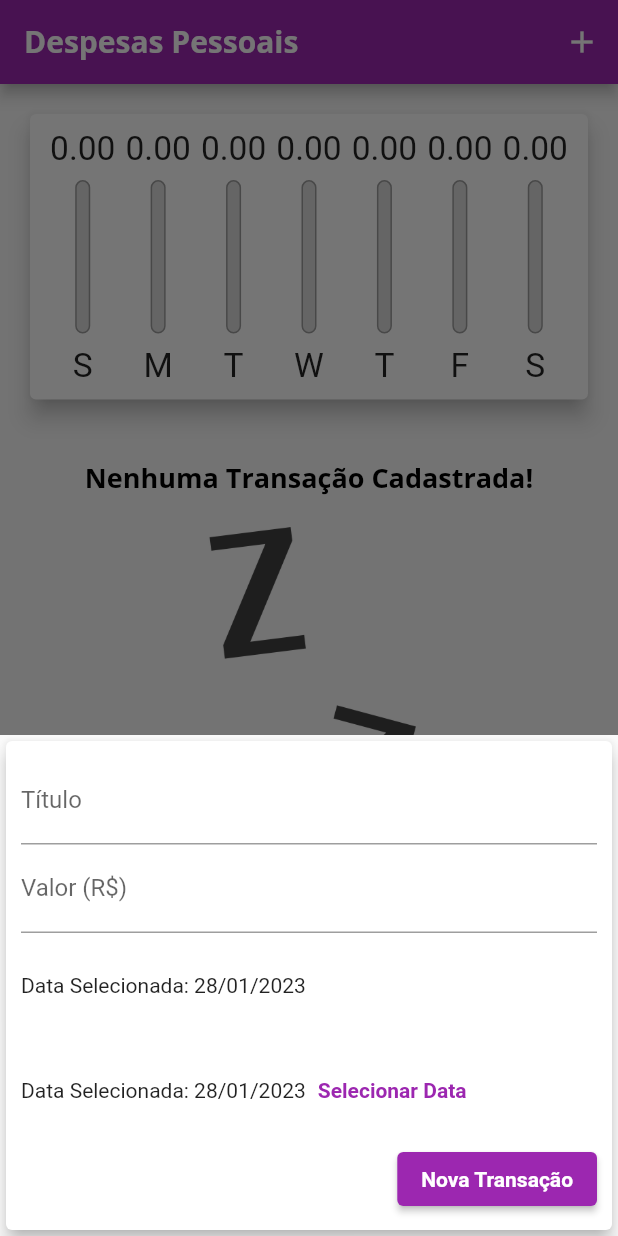
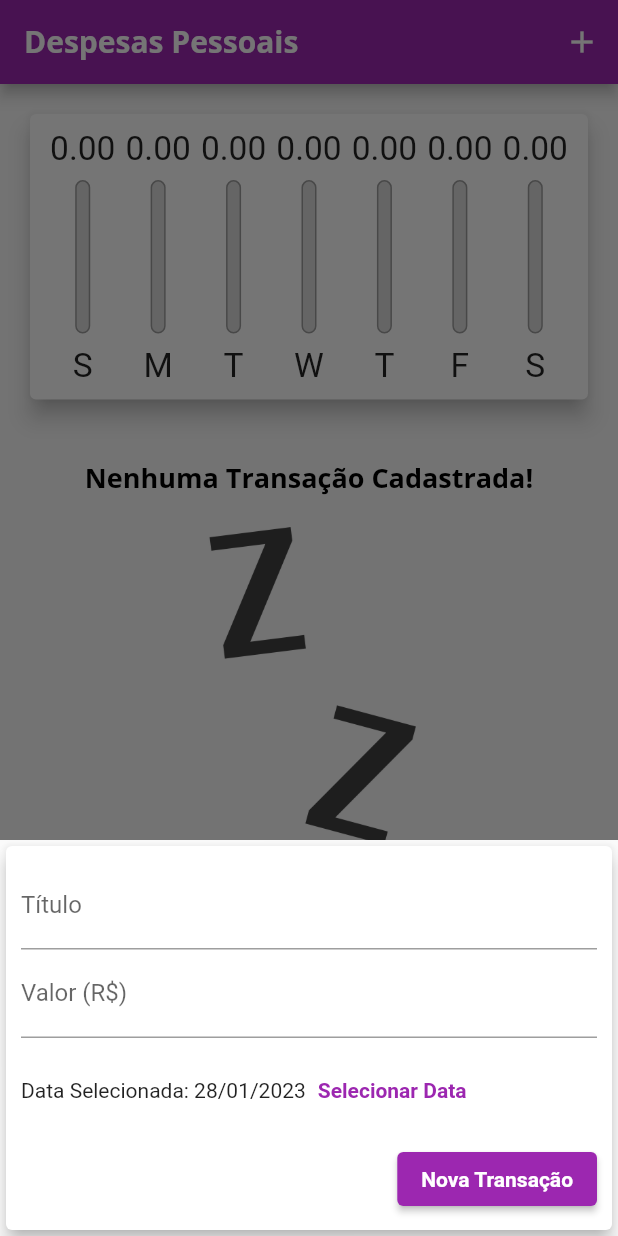
Before and after one commit to 2Wesley2/ExpensesApp, a Flutter app: the screen it shows after launch, after a tap on the "add" icon, on a phone screen of 412 x 824 dp. Run offline on Flutter 3.47's test engine with Material 2 defaults, Android fonts, the phone set to English and light mode, and no system bars.

```diff
--- a/lib/components/adaptative/adaptative_button.dart
+++ b/lib/components/adaptative/adaptative_button.dart
@@ -1,5 +1,5 @@
+import 'dart:io';
 import 'package:flutter/cupertino.dart';
-import 'dart:io';
 import 'package:flutter/material.dart';
 
 class AdaptativeButton extends StatelessWidget {
--- a/lib/components/chart.dart
+++ b/lib/components/chart.dart
@@ -54,7 +54,9 @@ class Chart extends StatelessWidget {
               child: ChartBar(
                 label: tr['day'] as String,
                 value: tr['value'] as double,
-                percentage: (tr['value'] as double) / _weekTotalValue,
+                percentage: _weekTotalValue == 0
+                    ? 0
+                    : (tr['value'] as double) / _weekTotalValue,
               ),
             );
           }).toList(),
--- a/lib/components/chart_bar.dart
+++ b/lib/components/chart_bar.dart
@@ -1,14 +1,14 @@
 import 'package:flutter/material.dart';
 
 class ChartBar extends StatelessWidget {
-  final String label;
-  final double value;
-  final double percentage;
+  final String? label;
+  final double? value;
+  final double? percentage;
 
   const ChartBar({
-    required this.label,
-    required this.value,
-    required this.percentage,
+    this.label,
+    this.value,
+    this.percentage,
     Key? key,
   }) : super(key: key);
 
@@ -21,12 +21,10 @@ class ChartBar extends StatelessWidget {
             SizedBox(
               height: constraints.maxHeight * 0.15,
               child: FittedBox(
-                child: Text(value.toStringAsFixed(2)),
+                child: Text(value!.toStringAsFixed(2)),
               ),
             ),
-            SizedBox(
-              height: constraints.maxHeight * 0.05,
-            ),
+            SizedBox(height: constraints.maxHeight * 0.05),
             SizedBox(
               height: constraints.maxHeight * 0.6,
               width: 10,
@@ -59,7 +57,7 @@ class ChartBar extends StatelessWidget {
             SizedBox(
               height: constraints.maxHeight * 0.15,
               child: FittedBox(
-                child: Text(label),
+                child: Text(label!),
               ),
             ),
           ],
--- a/lib/components/transaction_form.dart
+++ b/lib/components/transaction_form.dart
@@ -1,5 +1,4 @@
 import 'package:flutter/material.dart';
-import 'package:intl/intl.dart';
 import 'adaptative/adaptative_button.dart';
 import 'adaptative/adaptative_text_field.dart';
 import 'adaptative/adaptative_date_picker.dart';
@@ -55,22 +54,6 @@ class _TransactionFormState extends State<TransactionForm> {
                     const TextInputType.numberWithOptions(decimal: true),
                 onSubmitted: (_) => _submitForm,
               ),
-              SizedBox(
-                height: 70,
-                child: Row(
-                  children: <Widget>[
-                    Expanded(
-                      child: Text(
-                        _selectedDate == null
-                            ? 'Nenhuma data selecionada!'
-                            : 'Data Selecionada: ${DateFormat('dd/MM/y').format(
-                                _selectedDate!,
-                              )}',
-                      ),
-                    ),
-                  ],
-                ),
-              ),
               AdaptativeDatePicker(
                 selectedDate: _selectedDate,
                 onDateChanged: (newDate) {
@@ -85,7 +68,7 @@ class _TransactionFormState extends State<TransactionForm> {
                   AdaptativeButton(
                     'Nova Transação',
                     _submitForm,
-                  )
+                  ),
                 ],
               ),
             ],
--- a/lib/components/transaction_list.dart
+++ b/lib/components/transaction_list.dart
@@ -12,19 +12,16 @@ class TransactionList extends StatelessWidget {
   @override
   Widget build(BuildContext context) {
     return transactions.isEmpty
-        ? LayoutBuilder(builder: (ctx, constraints) {
+        ? LayoutBuilder(
+            builder: (ctx, constraints) {
               return Column(
-              children: <Widget>[
-                const SizedBox(
-                  height: 20,
-                ),
+                children: [
+                  const SizedBox(height: 20),
                   Text(
                     'Nenhuma Transação Cadastrada!',
                     style: Theme.of(context).textTheme.titleLarge,
                   ),
-                const SizedBox(
-                  height: 20,
-                ),
+                  const SizedBox(height: 20),
                   SizedBox(
                     height: constraints.maxHeight * 0.6,
                     child: Image.asset(
@@ -34,7 +31,8 @@ class TransactionList extends StatelessWidget {
                   ),
                 ],
               );
-          })
+            },
+          )
         : ListView.builder(
             itemCount: transactions.length,
             itemBuilder: (ctx, index) {
@@ -70,24 +68,20 @@ class TransactionList extends StatelessWidget {
                     ),
                     trailing: MediaQuery.of(context).size.width > 480
                         ? TextButton.icon(
-                          icon: Icon(
-                            Icons.delete,
-                            color: Theme.of(context).colorScheme.error,
-                          ),
+                            onPressed: () => onRemove(tr.id),
+                            icon: Icon(Icons.delete,
+                                color: Theme.of(context).colorScheme.error),
                             label: Text(
                               'Excluir',
                               style: TextStyle(
-                              color: Theme.of(context).colorScheme.error,
+                                  color: Theme.of(context).colorScheme.error),
                             ),
-                          ),
-                          onPressed: () => onRemove(tr.id),
                           )
                         : IconButton(
                             icon: const Icon(Icons.delete),
                             color: Theme.of(context).colorScheme.error,
                             onPressed: () => onRemove(tr.id),
-                        ),
-                ),
+                          )),
               );
             },
           );
--- a/lib/main.dart
+++ b/lib/main.dart
@@ -1,8 +1,9 @@
-import 'package:expenses/components/transaction_form.dart';
-import 'package:flutter/cupertino.dart';
-import 'package:flutter/material.dart';
 import 'dart:math';
 import 'dart:io';
+
+import 'package:expenses/components/transaction_form.dart';
+import 'package:flutter/material.dart';
+import 'package:flutter/cupertino.dart';
 import 'components/transaction_list.dart';
 import 'components/chart.dart';
 import 'models/transaction.dart';
@@ -56,7 +57,6 @@ class MyHomePage extends StatefulWidget {
 class _MyHomePageState extends State<MyHomePage> {
   final List<Transaction> _transactions = [];
   bool _showChart = false;
-  final platformIsIOS = Platform.isIOS;
 
   List<Transaction> get _recentTransactions {
     return _transactions.where((tr) {
@@ -97,7 +97,7 @@ class _MyHomePageState extends State<MyHomePage> {
   }
 
   Widget _getIconButton(IconData icon, Function() fn) {
-    return platformIsIOS
+    return Platform.isIOS
         ? GestureDetector(onTap: fn, child: Icon(icon))
         : IconButton(icon: Icon(icon), onPressed: fn);
   }
@@ -107,13 +107,14 @@ class _MyHomePageState extends State<MyHomePage> {
     final mediaQuery = MediaQuery.of(context);
     bool isLandscape = mediaQuery.orientation == Orientation.landscape;
 
-    final iconList = platformIsIOS ? CupertinoIcons.refresh : Icons.show_chart;
-    final iconChart = platformIsIOS ? CupertinoIcons.refresh : Icons.list;
+    final iconList = Platform.isIOS ? CupertinoIcons.refresh : Icons.list;
+    final chartList =
+        Platform.isIOS ? CupertinoIcons.refresh : Icons.show_chart;
 
-    final actions = <Widget>[
+    final actions = [
       if (isLandscape)
         _getIconButton(
-          _showChart ? iconChart : iconList,
+          _showChart ? iconList : chartList,
           () {
             setState(() {
               _showChart = !_showChart;
@@ -121,12 +122,12 @@ class _MyHomePageState extends State<MyHomePage> {
           },
         ),
       _getIconButton(
-        platformIsIOS ? CupertinoIcons.add : Icons.add,
+        Platform.isIOS ? CupertinoIcons.add : Icons.add,
         () => _openTransactionFormModal(context),
       ),
     ];
 
-    final appBar = AppBar(
+    final PreferredSizeWidget appBar = AppBar(
       title: const Text('Despesas Pessoais'),
       actions: actions,
     );
@@ -140,6 +141,22 @@ class _MyHomePageState extends State<MyHomePage> {
         child: Column(
           crossAxisAlignment: CrossAxisAlignment.stretch,
           children: [
+            // if (isLandscape)
+            //   Row(
+            //     mainAxisAlignment: MainAxisAlignment.center,
+            //     children: [
+            //       const Text('Exibir Gráfico'),
+            //       Switch.adaptive(
+            //         activeColor: Theme.of(context).colorScheme.secondary,
+            //         value: _showChart,
+            //         onChanged: (value) {
+            //           setState(() {
+            //             _showChart = value;
+            //           });
+            //         },
+            //       ),
+            //     ],
+            //   ),
             if (_showChart || !isLandscape)
               SizedBox(
                 height: availableHeight * (isLandscape ? 0.8 : 0.3),
@@ -152,9 +169,10 @@ class _MyHomePageState extends State<MyHomePage> {
               ),
           ],
         ),
-    ));
+      ),
+    );
 
-    return platformIsIOS
+    return Platform.isIOS
         ? CupertinoPageScaffold(
             navigationBar: CupertinoNavigationBar(
               middle: const Text('Despesas Pessoais'),
@@ -168,7 +186,7 @@ class _MyHomePageState extends State<MyHomePage> {
         : Scaffold(
             appBar: appBar,
             body: bodyPage,
-            floatingActionButton: platformIsIOS
+            floatingActionButton: Platform.isIOS
                 ? Container()
                 : FloatingActionButton(
                     child: const Icon(Icons.add),
```
Lines whose indentation alone changed are shown as unchanged.
